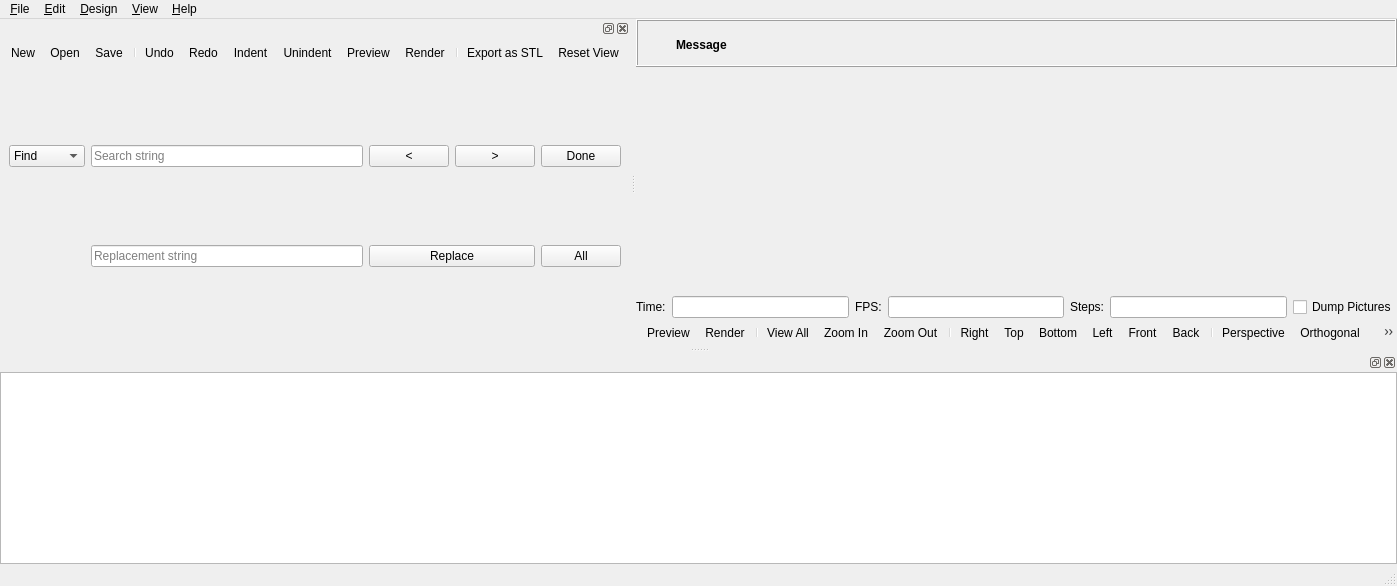
Before: the Qt Designer form src/MainWindow.ui in openscad/openscad, drawn with Qt 5.
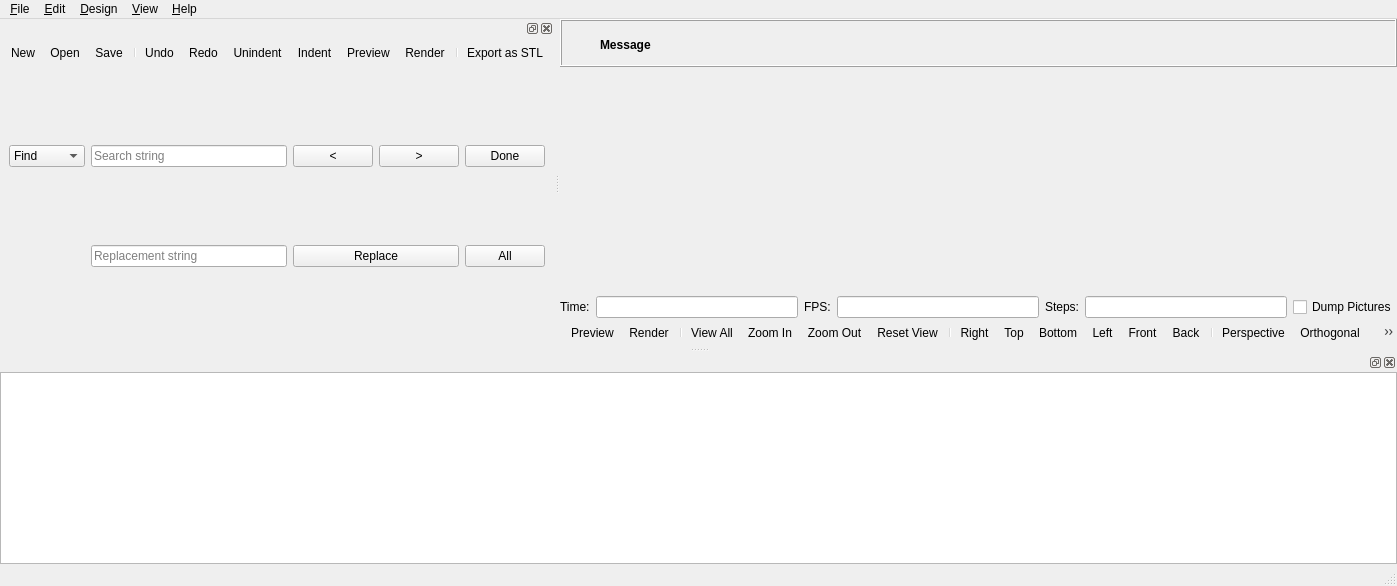
After: the same form once the commit is applied. Icons and pictures are not drawn. Custom widgets are drawn as their Qt base class.

```diff
--- a/src/MainWindow.ui
+++ b/src/MainWindow.ui
@@ -210,6 +210,7 @@
          <addaction name="viewActionViewAll"/>
          <addaction name="viewActionZoomIn"/>
          <addaction name="viewActionZoomOut"/>
+         <addaction name="viewActionResetView"/>
          <addaction name="separator"/>
          <addaction name="viewActionRight"/>
          <addaction name="viewActionTop"/>
@@ -405,13 +406,12 @@
        <addaction name="separator"/>
        <addaction name="editActionUndo"/>
        <addaction name="editActionRedo"/>
-       <addaction name="editActionIndent"/>
        <addaction name="editActionUnindent"/>
+       <addaction name="editActionIndent"/>
        <addaction name="designActionPreview"/>
        <addaction name="designActionRender"/>
        <addaction name="separator"/>
        <addaction name="designActionExportSTL"/>
-       <addaction name="viewActionResetView"/>
       </widget>
      </item>
      <item>
```
